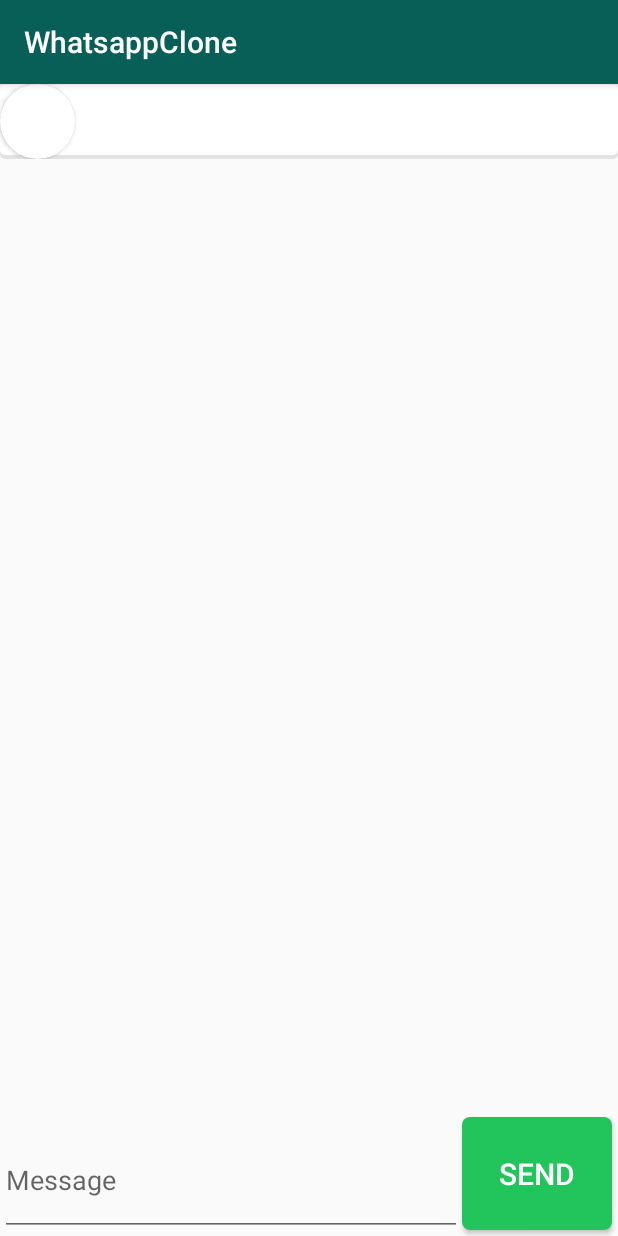
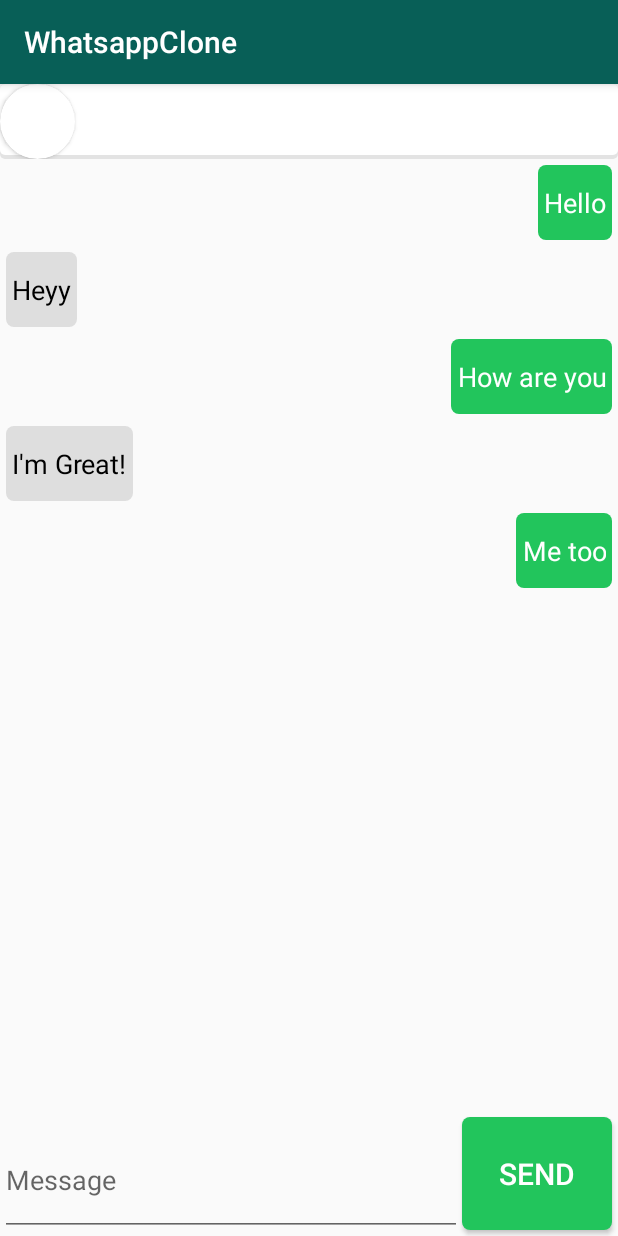
Before and after one commit to Manuhmutua/WhatsAppClone, an Android app: the ConversationActivity screen opened directly, with no data from a screen before it, on a phone screen of 412 x 824 dp. Run offline under Robolectric (Android 15) with nearby library versions, the phone set to English and light mode, and no system bars; our stand-ins replace Firebase (no records; nobody signed in at launch, a user with empty details on screens opened directly).

Commit message:
Conversation list  message

```diff
--- a/app/src/main/java/turi/practice/whatsappclone/activities/ConversationActivity.kt
+++ b/app/src/main/java/turi/practice/whatsappclone/activities/ConversationActivity.kt
@@ -1,18 +1,46 @@
 package turi.practice.whatsappclone.activities
 
+import android.content.Context
+import android.content.Intent
 import androidx.appcompat.app.AppCompatActivity
 import android.os.Bundle
 import android.view.View
+import androidx.recyclerview.widget.LinearLayoutManager
+import com.google.firebase.auth.FirebaseAuth
+import kotlinx.android.synthetic.main.activity_conversation.*
 import turi.practice.whatsappclone.R
+import turi.practice.whatsappclone.adapters.ConversationAdapter
+import turi.practice.whatsappclone.util.Message
 
 class ConversationActivity : AppCompatActivity() {
+
+    private val userId = FirebaseAuth.getInstance().currentUser?.uid
+    private val conversationAdapter = ConversationAdapter(arrayListOf(), userId)
 
     override fun onCreate(savedInstanceState: Bundle?) {
         super.onCreate(savedInstanceState)
         setContentView(R.layout.activity_conversation)
+        messagesRV.apply{
+            setHasFixedSize(false)
+            layoutManager = LinearLayoutManager(context)
+            adapter = conversationAdapter
+        }
+        conversationAdapter.addMessage(Message(userId, "Hello", 2))
+        conversationAdapter.addMessage(Message("Turi", "Heyy", 3))
+        conversationAdapter.addMessage(Message(userId, "How are you", 4))
+        conversationAdapter.addMessage(Message("Turi", "I'm Great!", 5))
+        conversationAdapter.addMessage(Message(userId, "Me too", 6))
     }
 
     fun onSend(v: View){
 
     }
+
+
+    companion object{
+        fun newIntent(context: Context?): Intent {
+            val intent = Intent(context, ConversationActivity::class.java)
+            return intent
+        }
+    }
 }
--- /dev/null
+++ b/app/src/main/java/turi/practice/whatsappclone/adapters/ConversationAdapter.kt
@@ -0,0 +1,49 @@
+package turi.practice.whatsappclone.adapters
+
+import android.view.LayoutInflater
+import android.view.View
+import android.view.ViewGroup
+import android.widget.TextView
+import androidx.recyclerview.widget.RecyclerView
+import turi.practice.whatsappclone.R
+import turi.practice.whatsappclone.util.Message
+
+class ConversationAdapter(private var messages: ArrayList<Message>, val userId: String?) :
+    RecyclerView.Adapter<ConversationAdapter.MessagesViewHolder>() {
+
+    companion object{
+        val MESSAGE_CURRENT_USER = 1
+        val MESSAGE_OTHER_USER = 2
+    }
+
+    fun addMessage(message: Message){
+        messages.add(message)
+        notifyDataSetChanged()
+    }
+
+    override fun onCreateViewHolder(parent: ViewGroup, type: Int): MessagesViewHolder {
+        if(type == MESSAGE_CURRENT_USER){
+            return MessagesViewHolder(LayoutInflater.from(parent.context).inflate(R.layout.item_current_user_message, parent, false))
+        } else
+            return MessagesViewHolder(LayoutInflater.from(parent.context).inflate(R.layout.item_other_user_message, parent, false))
+    }
+
+    override fun getItemViewType(position: Int): Int {
+        if(messages[position].sentBy.equals(userId)){
+            return MESSAGE_CURRENT_USER
+        } else
+            return MESSAGE_OTHER_USER
+    }
+
+    override fun getItemCount() = messages.size
+
+    override fun onBindViewHolder(holder: MessagesViewHolder, position: Int) {
+        holder.bind(messages[position])
+    }
+
+    class MessagesViewHolder(val view: View) : RecyclerView.ViewHolder(view) {
+        fun bind(message: Message) {
+            view.findViewById<TextView>(R.id.messageTV).text = message.message
+        }
+    }
+}
--- a/app/src/main/java/turi/practice/whatsappclone/fragments/ChatsFragment.kt
+++ b/app/src/main/java/turi/practice/whatsappclone/fragments/ChatsFragment.kt
@@ -14,6 +14,7 @@ import com.google.firebase.firestore.FirebaseFirestore
 import kotlinx.android.synthetic.main.fragment_chats.*
 
 import turi.practice.whatsappclone.R
+import turi.practice.whatsappclone.activities.ConversationActivity
 import turi.practice.whatsappclone.adapters.ChatsAdapter
 import turi.practice.whatsappclone.listeners.ChatClickListener
 import turi.practice.whatsappclone.listeners.FailureCallback
@@ -133,7 +134,7 @@ class ChatsFragment : Fragment(), ChatClickListener {
         chatImageUrl: String?,
         chatName: String?
     ) {
-        Toast.makeText(context,"$name clicked", Toast.LENGTH_LONG).show()
+        startActivity(ConversationActivity.newIntent(context))
     }
 
 
--- a/app/src/main/java/turi/practice/whatsappclone/util/Model.kt
+++ b/app/src/main/java/turi/practice/whatsappclone/util/Model.kt
@@ -18,3 +18,9 @@ data class Contact(
 data class Chat(
     val chatParticipants: ArrayList<String>
 )
+
+data class Message(
+    val sentBy: String? = "",
+    val message: String? = "",
+    val messageTime: Long? = 0
+)
--- a/app/src/main/res/layout/activity_conversation.xml
+++ b/app/src/main/res/layout/activity_conversation.xml
@@ -28,6 +28,7 @@
                 android:layout_width="@dimen/standard_height"
                 android:layout_height="@dimen/standard_height"
                 android:layout_marginRight="@dimen/grid_1"
+                android:layout_margin="@dimen/grid_2"
                 android:scaleType="center" />
         </androidx.cardview.widget.CardView>
 
@@ -41,6 +42,7 @@
     </LinearLayout>
 
     <androidx.recyclerview.widget.RecyclerView
+        android:id="@+id/messagesRV"
         android:layout_width="match_parent"
         android:layout_height="0dp"
         app:layout_constraintBottom_toTopOf="@+id/messageET"
```
